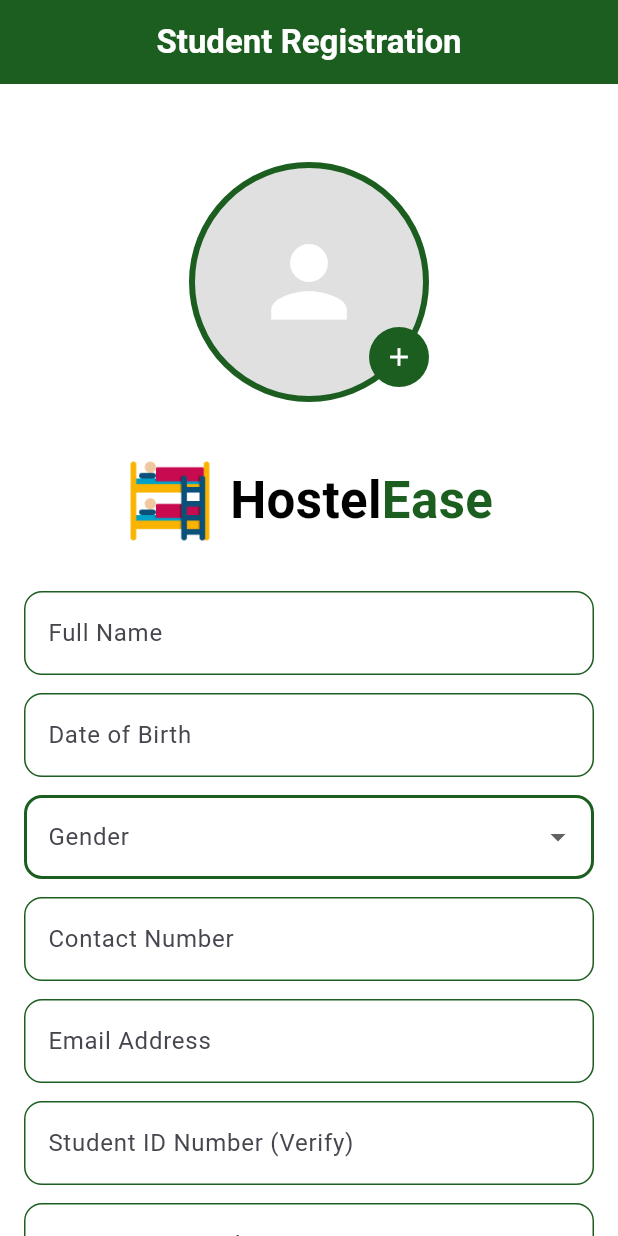
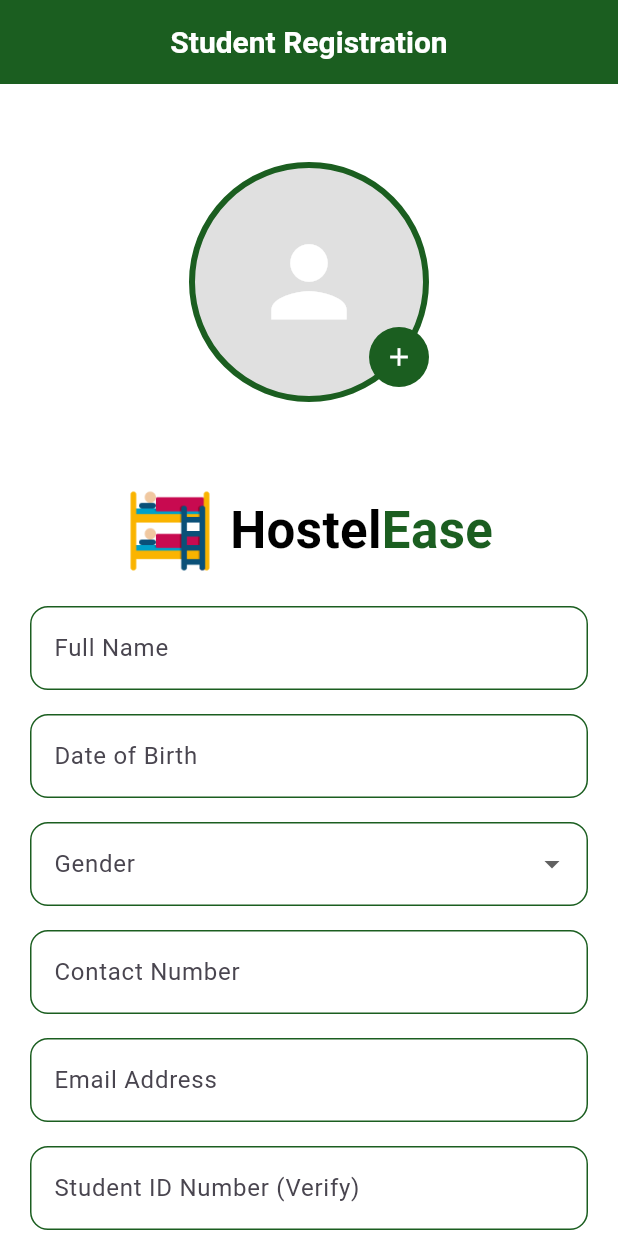
Before and after one commit to NK2552003/Hostel_Management_App, a Flutter app: the SignUpScreen screen opened directly, on a phone screen of 412 x 824 dp. Run offline on Flutter 3.47's test engine with Material 3 defaults, Android fonts, the phone set to English and light mode, and no system bars; our stand-ins replace animated_splash_screen, flutter_svg, image_picker, smooth_page_indicator.

Commit message:
updates on student registration page

```diff
--- a/lib/components/custom_dropdown.dart
+++ b/lib/components/custom_dropdown.dart
@@ -26,11 +26,11 @@ class CustomDropdown<T> extends StatelessWidget {
         ),
         enabledBorder: OutlineInputBorder(
           borderRadius: const BorderRadius.all(Radius.circular(12)),
-          borderSide: BorderSide(color: Colors.green.shade900, width: 2),
+          borderSide: BorderSide(color: Colors.green.shade900, width: 1),
         ),
         focusedBorder: OutlineInputBorder(
           borderRadius: const BorderRadius.all(Radius.circular(12)),
-          borderSide: BorderSide(color: Colors.green.shade900, width: 2),
+          borderSide: BorderSide(color: Colors.green.shade900, width: 1),
         ),
       ),
       value: selectedValue,
--- a/lib/screens/login_page.dart
+++ b/lib/screens/login_page.dart
@@ -3,6 +3,7 @@ import 'package:hostel_management_app/components/custom_text.dart';
 import 'package:hostel_management_app/components/google_signin.dart';
 import 'package:hostel_management_app/screens/admin_login.dart';
 import 'package:hostel_management_app/screens/hostler_login.dart';
+import 'package:hostel_management_app/screens/sign_up_hostler.dart';
 import 'package:hostel_management_app/screens/warden_login.dart';
 
 class LoginPage extends StatelessWidget {
@@ -48,7 +49,13 @@ class LoginPage extends StatelessWidget {
                       mainAxisAlignment: MainAxisAlignment.end,
                       children: [
                         TextButton(
-                          onPressed: () {},
+                          onPressed: () {
+                            Navigator.pushReplacement(
+                              context,
+                              MaterialPageRoute(
+                                  builder: (context) => const SignUpScreen()),
+                            );
+                          },
                           child: Text(
                             "Not Registered?",
                             style: TextStyle(color: Colors.green.shade900),
--- a/lib/screens/sign_up_hostler.dart
+++ b/lib/screens/sign_up_hostler.dart
@@ -3,6 +3,7 @@ import 'package:hostel_management_app/components/custom_dropdown.dart';
 import 'package:hostel_management_app/components/custom_text.dart';
 import 'package:hostel_management_app/components/custom_textfield.dart';
 import 'package:hostel_management_app/components/image_picker.dart';
+import 'package:hostel_management_app/screens/login_page.dart';
 
 void main() {
   runApp(const SignupPage());
@@ -36,26 +37,31 @@ class _SignUpScreenState extends State<SignUpScreen> {
   bool _termsAccepted = false;
   String? _roomPreference;
   String? building, _gender;
+
   @override
   Widget build(BuildContext context) {
-    return Scaffold(
+    return GestureDetector(
+      onTap: () {
+        // Dismiss the keyboard when tapping outside
+        FocusScope.of(context).unfocus();
+      },
+      child: Scaffold(
         backgroundColor: Colors.white,
         appBar: AppBar(
           elevation: 0,
-        title: const Center(
-            child: Column(
-          children: [
-            Text(
+          title: const Text(
             "Student Registration",
-              style:
-                  TextStyle(color: Colors.white, fontWeight: FontWeight.bold),
+            style: TextStyle(
+              color: Colors.white,
+              fontWeight: FontWeight.bold,
+              fontSize: 20,
             ),
-          ],
-        )),
+          ),
+          centerTitle: true,
           backgroundColor: Colors.green.shade900,
         ),
         body: SingleChildScrollView(
-        padding: const EdgeInsets.all(16.0),
+          padding: const EdgeInsets.symmetric(horizontal: 20.0, vertical: 16.0),
           child: Form(
             key: _formKey,
             child: Column(
@@ -65,15 +71,16 @@ class _SignUpScreenState extends State<SignUpScreen> {
                 Center(
                   child: ProfilePictureUploader(),
                 ),
-              CustomText(),
-              const SizedBox(height: 30),
+                const SizedBox(height: 20),
+                const CustomText(),
+                const SizedBox(height: 20),
                 CustomTextField(
                   labled: "Full Name",
-                text: "Enter the Name Here",
+                  text: "Enter your full name",
                 ),
-              const SizedBox(height: 12),
+                const SizedBox(height: 16),
                 CustomTextField(labled: "Date of Birth", text: "YYYY-MM-DD"),
-              const SizedBox(height: 12),
+                const SizedBox(height: 16),
                 CustomDropdown(
                   labelText: "Gender",
                   items: const [
@@ -93,21 +100,21 @@ class _SignUpScreenState extends State<SignUpScreen> {
                     return null;
                   },
                 ),
-              const SizedBox(height: 12),
+                const SizedBox(height: 16),
                 CustomTextField(labled: "Contact Number", text: ""),
-              const SizedBox(height: 12),
+                const SizedBox(height: 16),
                 CustomTextField(labled: "Email Address", text: ""),
-              const SizedBox(height: 12),
+                const SizedBox(height: 16),
                 CustomTextField(
                     labled: "Student ID Number (Verify)", text: "College ID"),
-              const SizedBox(height: 12),
+                const SizedBox(height: 16),
                 CustomTextField(
-                  labled: "Create Password", text: "Enter the Password Here"),
-              const SizedBox(height: 12),
+                    labled: "Create Password", text: "Enter the password here"),
+                const SizedBox(height: 16),
                 CustomTextField(
                     labled: "Confirm Password",
                     text: "Re-enter the password here"),
-              const SizedBox(height: 12),
+                const SizedBox(height: 16),
                 CustomDropdown(
                   labelText: "Room Preferences",
                   items: const [
@@ -130,7 +137,7 @@ class _SignUpScreenState extends State<SignUpScreen> {
                     return null;
                   },
                 ),
-              const SizedBox(height: 12),
+                const SizedBox(height: 16),
                 CustomDropdown(
                   labelText: "Choose Building",
                   items: const [
@@ -147,23 +154,22 @@ class _SignUpScreenState extends State<SignUpScreen> {
                   },
                   validator: (value) {
                     if (value == null) {
-                    return "Please select the boys hostel building";
+                      return "Please select the hostel building";
                     }
                     return null;
                   },
                 ),
-              const SizedBox(height: 12),
+                const SizedBox(height: 16),
                 CustomTextField(
-                  labled: "Enter the Room Number",
-                  text: "101-118,201-218,301-318,401-418"),
-              const SizedBox(height: 12),
+                    labled: "Enter the Room Number", text: "Example: 101-118"),
+                const SizedBox(height: 16),
                 CustomTextField(
                     labled: "Emergency Contact Details",
-                  text: "Enter you parents number here"),
-              const SizedBox(height: 12),
+                    text: "Enter parent's number here"),
+                const SizedBox(height: 16),
                 CustomTextField(
                     labled: "Interest & Activities (Optional)", text: ""),
-              const SizedBox(height: 12),
+                const SizedBox(height: 16),
                 Row(
                   children: [
                     Checkbox(
@@ -174,14 +180,21 @@ class _SignUpScreenState extends State<SignUpScreen> {
                         });
                       },
                     ),
-                  const Text("I accept the Terms and Conditions"),
+                    Expanded(
+                      child: Text(
+                        "I accept the Terms and Conditions",
+                        style: TextStyle(
+                          color: Colors.grey.shade700,
+                          fontSize: 14,
+                        ),
+                      ),
+                    ),
                   ],
                 ),
-              const SizedBox(height: 12),
+                const SizedBox(height: 20),
                 Center(
                   child: SizedBox(
-                  width: double
-                      .infinity, // Ensures the button takes the full width
+                    width: double.infinity,
                     child: ElevatedButton(
                       onPressed: () {
                         if (_formKey.currentState!.validate()) {
@@ -190,10 +203,10 @@ class _SignUpScreenState extends State<SignUpScreen> {
                       },
                       style: ElevatedButton.styleFrom(
                         backgroundColor: Colors.green.shade900,
+                        foregroundColor: Colors.white,
                         shape: RoundedRectangleBorder(
                           borderRadius: BorderRadius.circular(12),
                         ),
-                      foregroundColor: Colors.white,
                         padding: const EdgeInsets.symmetric(
                           horizontal: 50,
                           vertical: 15,
@@ -202,10 +215,41 @@ class _SignUpScreenState extends State<SignUpScreen> {
                       child: const Text(
                         "Register",
                         style: TextStyle(
-                        fontSize: 20,
-                        fontWeight: FontWeight.bold, // Makes the text bolder
-                        letterSpacing:
-                            1.2, // Adds slight spacing between letters
+                          fontSize: 18,
+                          fontWeight: FontWeight.bold,
+                        ),
+                      ),
+                    ),
+                  ),
+                ),
+                const SizedBox(height: 14),
+                Center(
+                  child: SizedBox(
+                    width: double.infinity,
+                    child: ElevatedButton(
+                      onPressed: () {
+                        Navigator.pushReplacement(
+                          context,
+                          MaterialPageRoute(
+                              builder: (context) => const LoginPage()),
+                        );
+                      },
+                      style: ElevatedButton.styleFrom(
+                        backgroundColor: Colors.grey.shade300,
+                        foregroundColor: Colors.green.shade900,
+                        shape: RoundedRectangleBorder(
+                          borderRadius: BorderRadius.circular(12),
+                        ),
+                        padding: const EdgeInsets.symmetric(
+                          horizontal: 50,
+                          vertical: 15,
+                        ),
+                      ),
+                      child: const Text(
+                        "Already Registered? Sign In",
+                        style: TextStyle(
+                          fontSize: 16,
+                          fontWeight: FontWeight.bold,
                         ),
                       ),
                     ),
@@ -226,6 +270,7 @@ class _SignUpScreenState extends State<SignUpScreen> {
             ),
           ),
         ),
+      ),
     );
   }
 }
```
Lines whose indentation alone changed are shown as unchanged.
